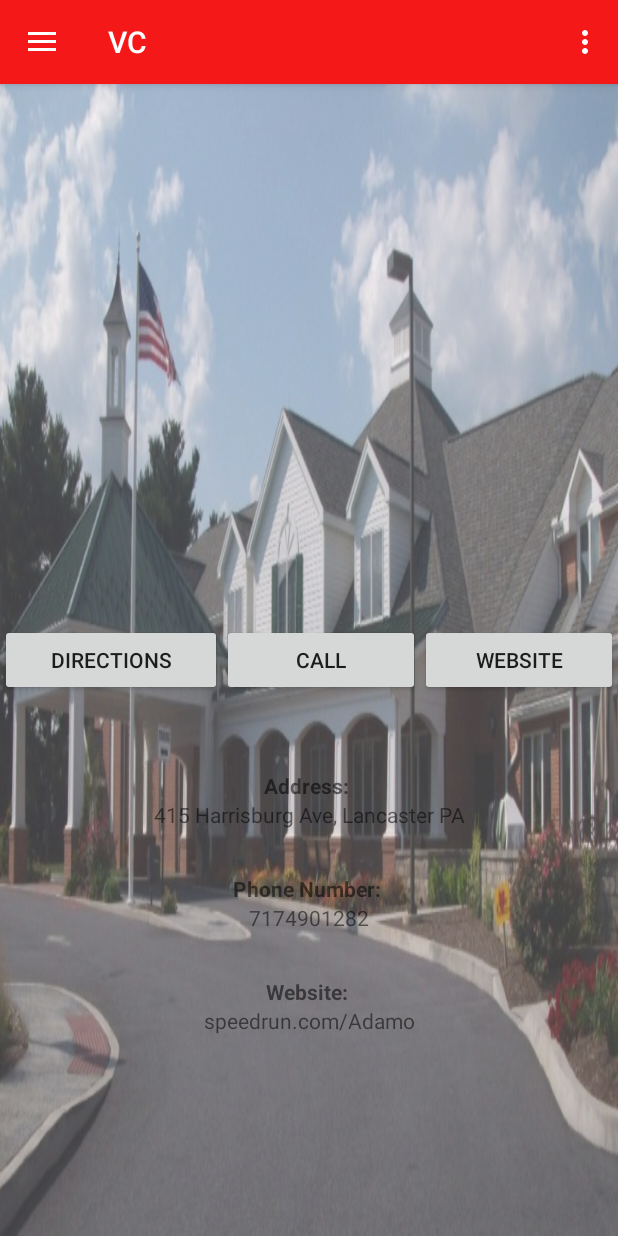
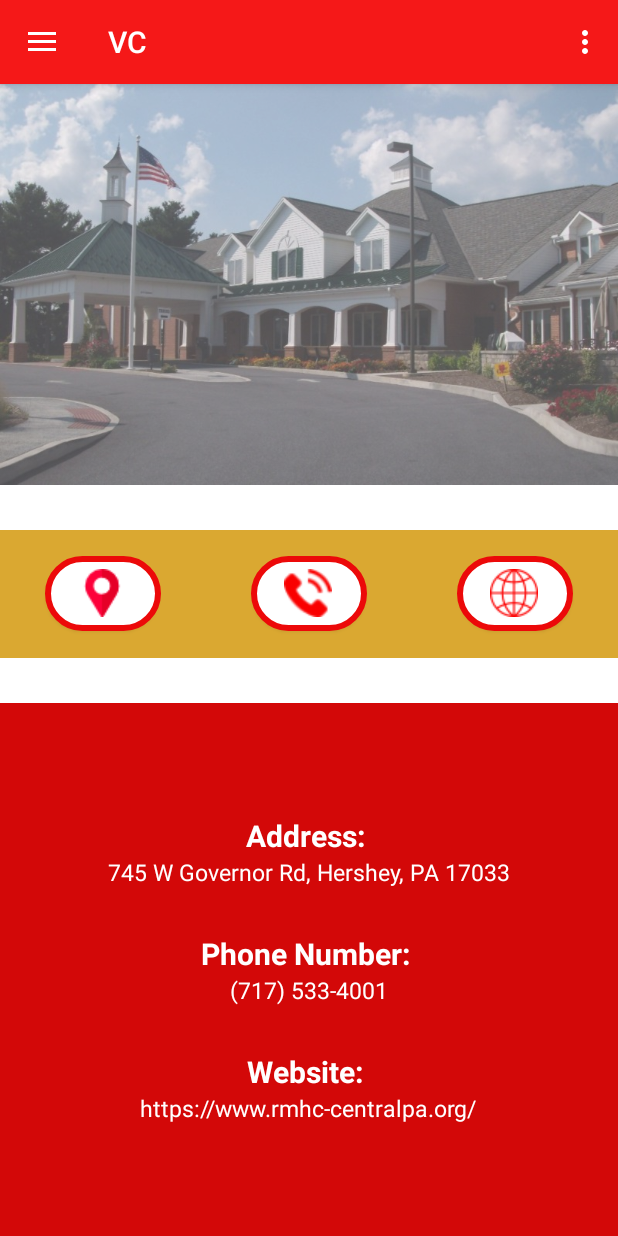
Before and after one commit to LamSieuNguyen/Virtual-C, an Android app: the fragment guideActivity placed in its activity, on a phone screen of 412 x 824 dp. Run offline under Robolectric (Android 15) with nearby library versions, the light colour scheme and no system bars; 13 statements that could not run were skipped.

Commit message:
s in neighbor guide`

```diff
--- a/app/src/main/res/layout/guideactivity.xml
+++ b/app/src/main/res/layout/guideactivity.xml
@@ -3,126 +3,240 @@
     xmlns:app="http://schemas.android.com/apk/res-auto"
     xmlns:tools="http://schemas.android.com/tools"
     android:layout_width="match_parent"
+    android:layout_height="match_parent"
+    android:background="@android:color/white"
+
+    >
+
+    <LinearLayout
+
+        android:id="@+id/image"
+        android:layout_width="match_parent"
+        android:layout_height="267dp"
+        android:layout_marginBottom="352dp"
         android:background="@drawable/backronald"
+        android:orientation="vertical"
+        app:layout_constraintBottom_toBottomOf="parent"
+        app:layout_constraintHorizontal_bias="0.0"
 
-    android:layout_height="match_parent">
+        app:layout_constraintLeft_toLeftOf="parent"
+        app:layout_constraintRight_toRightOf="parent"
+        app:layout_constraintTop_toTopOf="parent"
+        app:layout_constraintVertical_bias="0.0">
 
         <ImageView
             android:id="@+id/menuPic"
-        android:layout_width="match_parent"
-        android:layout_height="300dp"
-        android:layout_marginTop="28dp"
-        android:scaleType="fitXY"
-        app:layout_constraintTop_toTopOf="parent"
-        tools:layout_editor_absoluteX="30dp" />
+            android:layout_width="369dp"
+            android:layout_height="280dp"
+            android:layout_marginLeft="10dp"
+
+            android:layout_marginBottom="20dp"
+            app:layout_constraintBottom_toBottomOf="@id/image"
+            app:layout_constraintHorizontal_bias="0.38"
+
+            app:layout_constraintLeft_toLeftOf="parent"
+
+            app:layout_constraintRight_toRightOf="parent"
+             />
 
 
-
+    </LinearLayout>
     <LinearLayout
         android:id="@+id/LLID"
-        android:layout_height="wrap_content"
         android:layout_width="match_parent"
-        app:layout_constraintTop_toTopOf="parent"
+        android:layout_height="85dp"
+        android:layout_alignParentBottom="true"
+        android:layout_marginBottom="88dp"
+        android:background="@color/colorGold"
+        app:layout_constraintBottom_toBottomOf="parent"
+        app:layout_constraintHorizontal_bias="0.0"
         app:layout_constraintLeft_toLeftOf="parent"
         app:layout_constraintRight_toRightOf="parent"
-        app:layout_constraintBottom_toBottomOf="parent"
-        android:layout_alignParentBottom="true">
+        app:layout_constraintTop_toTopOf="parent ">
+
         <Button
             android:id="@+id/locButton"
-            android:layout_width="wrap_content"
-            android:layout_height="wrap_content"
-            app:layout_constraintTop_toTopOf="parent"
+
+            android:layout_width="10dp"
+            android:layout_height="50dp"
+            android:layout_gravity="center"
+            android:layout_marginLeft="30dp"
+            android:layout_marginRight="30dp"
+            android:layout_weight="1"
+            android:background="@drawable/custombutton"
+            android:drawableLeft="@drawable/placeholder"
+            android:gravity="center"
+            android:paddingLeft="22dp"
+            android:scaleType="fitCenter"
+            android:shadowColor="#A8A8A8"
+
+            android:shadowDx="0"
+            android:shadowDy="0"
+            android:shadowRadius="0"
             app:layout_constraintLeft_toLeftOf="parent"
             app:layout_constraintRight_toRightOf="parent"
-            android:text="Directions"
-            android:layout_weight="1"
-            />
+
+            app:layout_constraintTop_toTopOf="parent" />
 
         <Button
             android:id="@+id/phoneButton"
-            android:layout_width="wrap_content"
-            android:layout_height="wrap_content"
-            app:layout_constraintTop_toBottomOf="@id/locButton"
+            android:layout_width="10dp"
+            android:layout_height="50dp"
+            android:layout_gravity="center"
+            android:layout_marginLeft="30dp"
+            android:layout_marginRight="30dp"
+            android:layout_weight="1"
+            android:background="@drawable/custombutton"
+            android:drawableLeft="@drawable/telephone"
+            android:gravity="center"
+            android:paddingLeft="22dp"
+
+            android:scaleType="fitCenter"
+            android:shadowColor="#A8A8A8"
+            android:shadowDx="0"
+            android:shadowDy="0"
+            android:shadowRadius="0"
+            android:textColor="#FFFFFF"
+
+            android:textSize="30sp"
             app:layout_constraintLeft_toLeftOf="parent"
             app:layout_constraintRight_toRightOf="parent"
-            android:text="Call"
-            android:layout_weight="1"
-            />
+            app:layout_constraintTop_toBottomOf="@id/locButton" />
 
         <Button
             android:id="@+id/webButton"
-            android:layout_width="wrap_content"
-            android:layout_height="wrap_content"
-            app:layout_constraintTop_toBottomOf="@id/phoneButton"
+            android:layout_width="10dp"
+            android:layout_height="50dp"
+            android:layout_gravity="center"
+            android:layout_marginLeft="30dp"
+            android:layout_marginRight="30dp"
+            android:layout_weight="1"
+            android:background="@drawable/custombutton"
+            android:drawableLeft="@drawable/internet"
+            android:gravity="center"
+            android:paddingLeft="22dip"
+
+            android:scaleType="fitCenter"
+            android:shadowColor="#A8A8A8"
+            android:shadowDx="0"
+            android:shadowDy="0"
+            android:shadowRadius="0"
+            android:textColor="#FFFFFF"
+
+            android:textSize="30sp"
             app:layout_constraintLeft_toLeftOf="parent"
             app:layout_constraintRight_toRightOf="parent"
-            android:text="Website"
-            android:layout_weight="1"
-            />
+            app:layout_constraintTop_toBottomOf="@id/phoneButton" />
+
+
 
     </LinearLayout>
 
 
+    <LinearLayout
+        android:id="@+id/Text1"
+        android:layout_width="match_parent"
+        android:layout_height="355dp"
+
+        android:background="@color/colorWhite"
+        android:gravity="center"
+        android:orientation="vertical"
+        app:layout_constraintBottom_toBottomOf="parent"
+        app:layout_constraintHorizontal_bias="0.0"
+        app:layout_constraintLeft_toLeftOf="parent"
+        app:layout_constraintRight_toRightOf="parent"
+        app:layout_constraintTop_toBottomOf="@id/LLID"
+        app:layout_constraintVertical_bias="1.0">
+
+
+        />
         <TextView
             android:id="@+id/AddressTV"
             android:layout_width="wrap_content"
             android:layout_height="wrap_content"
+            android:paddingTop="0dp"
+            android:text="Address: "
+            android:textColor="@color/ic_launcher_background"
+            android:textSize="20dp"
             android:textStyle="bold"
-        android:paddingTop="50dp"
-        app:layout_constraintTop_toBottomOf="@id/LLID"
+
+            app:layout_constraintBottom_toBottomOf="@id/LocationTV"
             app:layout_constraintLeft_toLeftOf="parent"
             app:layout_constraintRight_toRightOf="parent"
-        android:text="Address: "
-        />
+            app:layout_constraintTop_toTopOf="@id/Text1" />
+
         <TextView
             android:id="@+id/LocationTV"
             android:layout_width="wrap_content"
             android:layout_height="wrap_content"
-        app:layout_constraintTop_toBottomOf="@id/AddressTV"
+
+            android:text="745 W Governor Rd, Hershey, PA 17033"
+            android:textColor="@color/ic_launcher_background"
+            android:textSize="15dp"
             app:layout_constraintLeft_toLeftOf="parent"
             app:layout_constraintRight_toRightOf="parent"
-        android:text="415 Harrisburg Ave, Lancaster PA"
+            app:layout_constraintTop_toBottomOf="@id/AddressTV"
+
             />
+
         <TextView
             android:id="@+id/PhoneTV"
             android:layout_width="wrap_content"
+
             android:layout_height="wrap_content"
+            android:gravity="center"
+            android:paddingTop="30dp"
+            android:text="Phone Number: "
+            android:textColor="@color/ic_launcher_background"
+            android:textSize="20dp"
             android:textStyle="bold"
-        android:paddingTop="30dp"
-        app:layout_constraintTop_toBottomOf="@id/LocationTV"
             app:layout_constraintLeft_toLeftOf="parent"
             app:layout_constraintRight_toRightOf="parent"
-        android:text="Phone Number: "
-        />
+
+            app:layout_constraintTop_toBottomOf="@id/LocationTV" />
+
         <TextView
             android:id="@+id/NumberTV"
             android:layout_width="wrap_content"
             android:layout_height="wrap_content"
-        app:layout_constraintTop_toBottomOf="@id/PhoneTV"
+
+            android:text="(717) 533-4001"
+            android:textColor="@color/ic_launcher_background"
+            android:textSize="15dp"
             app:layout_constraintLeft_toLeftOf="parent"
             app:layout_constraintRight_toRightOf="parent"
-        android:text="7174901282"
+            app:layout_constraintTop_toBottomOf="@id/PhoneTV"
+
             />
+
         <TextView
             android:id="@+id/WebTV"
             android:layout_width="wrap_content"
             android:layout_height="wrap_content"
+            android:paddingTop="30dp"
+            android:text="Website: "
+            android:textColor="@color/ic_launcher_background"
+
+            android:textSize="20dp"
             android:textStyle="bold"
-        android:paddingTop="30dp"
-        app:layout_constraintTop_toBottomOf="@id/NumberTV"
             app:layout_constraintLeft_toLeftOf="parent"
             app:layout_constraintRight_toRightOf="parent"
-        android:text="Website: "
-        />
+
+            app:layout_constraintTop_toBottomOf="@id/NumberTV" />
+
         <TextView
             android:id="@+id/UrlTV"
             android:layout_width="wrap_content"
             android:layout_height="wrap_content"
-        app:layout_constraintTop_toBottomOf="@id/WebTV"
+            android:text="https://www.rmhc-centralpa.org/"
+
+            android:textColor="@color/ic_launcher_background"
+            android:textSize="15dp"
             app:layout_constraintLeft_toLeftOf="parent"
             app:layout_constraintRight_toRightOf="parent"
-        android:text="speedrun.com/Adamo"
+            app:layout_constraintTop_toBottomOf="@id/WebTV"
+
             />
-
+    </LinearLayout>
 
 </android.support.constraint.ConstraintLayout>
--- a/app/src/main/res/layout/neighborhood_guide.xml
+++ b/app/src/main/res/layout/neighborhood_guide.xml
@@ -5,7 +5,7 @@
     xmlns:app="http://schemas.android.com/apk/res-auto"
     xmlns:tools="http://schemas.android.com/tools"
     android:layout_width="match_parent"
-    android:background="@drawable/backronald"
+    android:background="@android:color/white"
 
     android:layout_height="match_parent"
     tools:context=".MainActivity">
```
Lines whose indentation alone changed are shown as unchanged.
